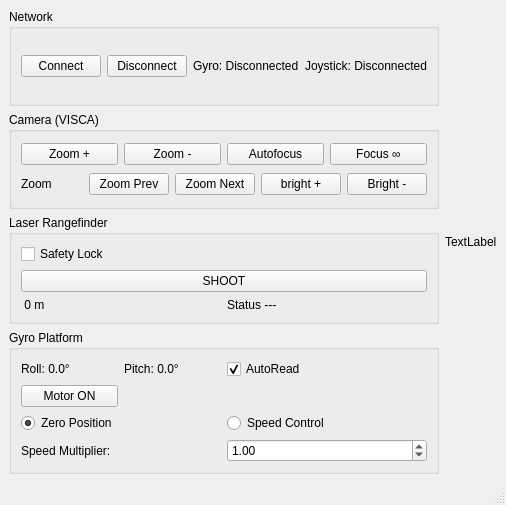
Above: mainwindow.ui from Shimanovich/gsp_control before the change. Below: the same form after it.
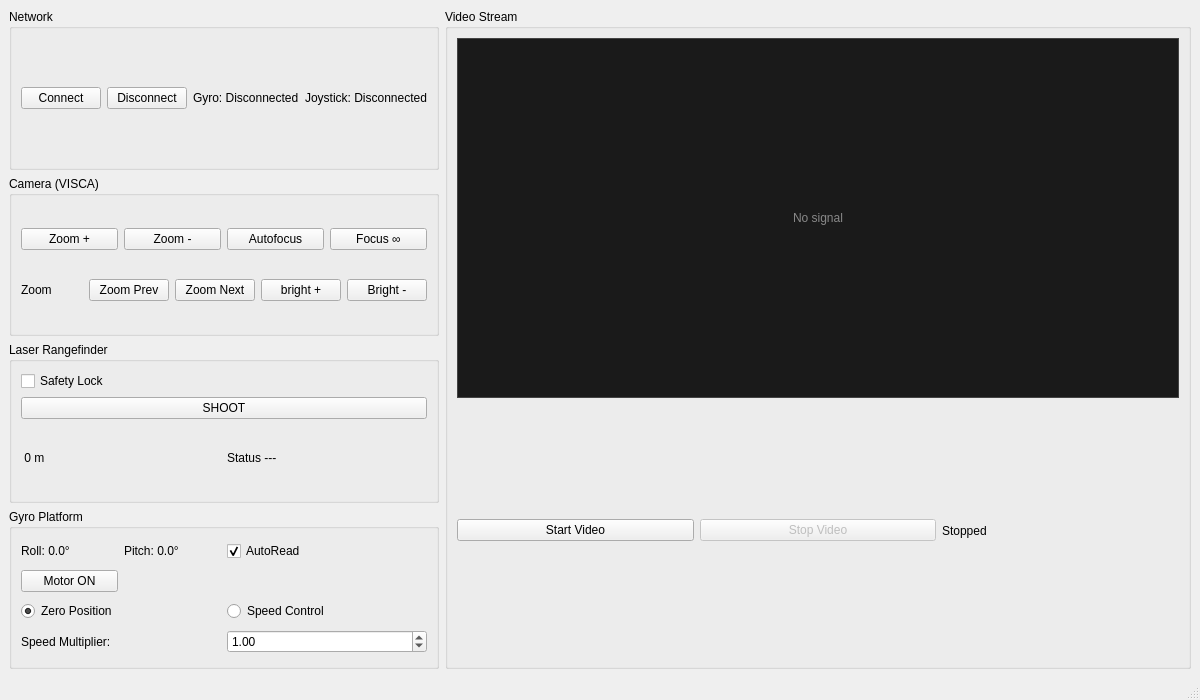
That is the form after the change.

The edit to the form file:
```diff
--- a/mainwindow.ui
+++ b/mainwindow.ui
@@ -6,8 +6,8 @@
    <rect>
     <x>0</x>
     <y>0</y>
-    <width>433</width>
-    <height>505</height>
+    <width>1200</width>
+    <height>700</height>
    </rect>
   </property>
   <property name="windowTitle">
@@ -285,10 +285,68 @@
        </layout>
       </item>
       <item>
-       <widget class="QLabel" name="label">
-        <property name="text">
-         <string>TextLabel</string>
+       <widget class="QGroupBox" name="groupVideo">
+        <property name="title">
+         <string>Video Stream</string>
         </property>
+        <property name="sizePolicy">
+         <sizepolicy hsizetype="Expanding" vsizetype="Expanding">
+          <horstretch>1</horstretch>
+          <verstretch>1</verstretch>
+         </sizepolicy>
+        </property>
+        <layout class="QVBoxLayout" name="videoVLayout">
+         <item>
+          <widget class="QLabel" name="videoLabel">
+           <property name="minimumSize">
+            <size>
+             <width>640</width>
+             <height>360</height>
+            </size>
+           </property>
+           <property name="styleSheet">
+            <string notr="true">background-color: #1a1a1a; color: #888; border: 1px solid #444;</string>
+           </property>
+           <property name="alignment">
+            <set>Qt::AlignCenter</set>
+           </property>
+           <property name="text">
+            <string>No signal</string>
+           </property>
+           <property name="scaledContents">
+            <bool>false</bool>
+           </property>
+          </widget>
+         </item>
+         <item>
+          <layout class="QHBoxLayout" name="videoBtnLayout">
+           <item>
+            <widget class="QPushButton" name="btnVideoStart">
+             <property name="text">
+              <string>Start Video</string>
+             </property>
+            </widget>
+           </item>
+           <item>
+            <widget class="QPushButton" name="btnVideoStop">
+             <property name="text">
+              <string>Stop Video</string>
+             </property>
+             <property name="enabled">
+              <bool>false</bool>
+             </property>
+            </widget>
+           </item>
+           <item>
+            <widget class="QLabel" name="labelVideoStatus">
+             <property name="text">
+              <string>Stopped</string>
+             </property>
+            </widget>
+           </item>
+          </layout>
+         </item>
+        </layout>
        </widget>
       </item>
      </layout>
```
